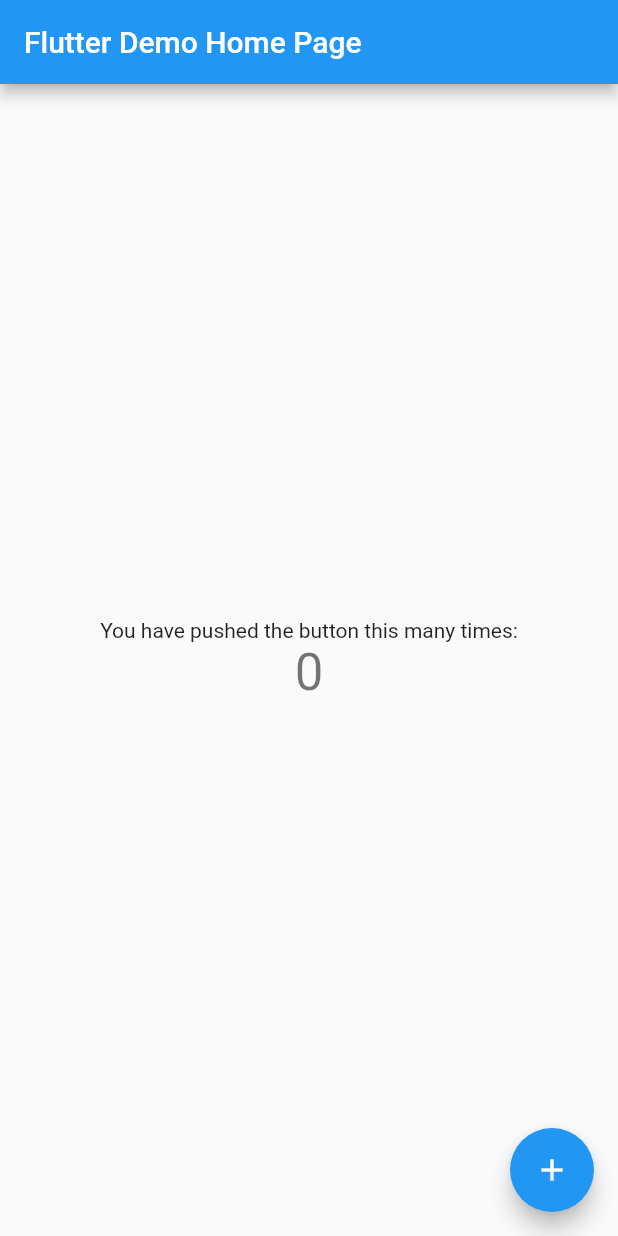
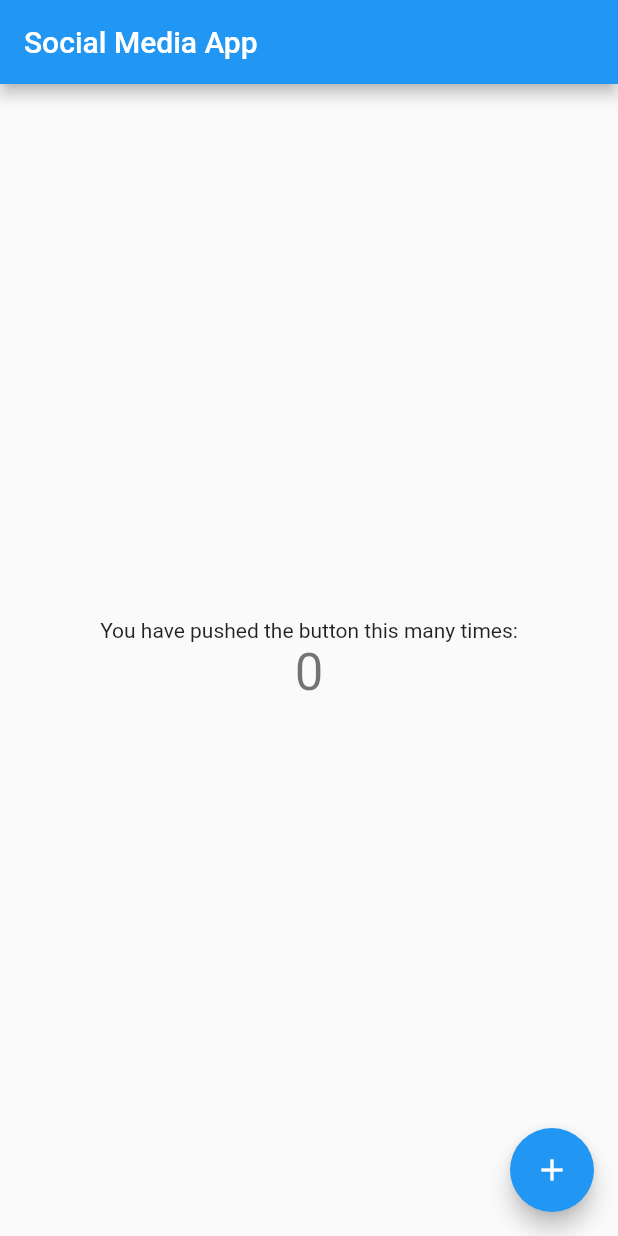
Before and after one commit to DeepeshKalura/social_media_app_flutter_with_backend, a Flutter app: the screen it shows after launch, on a phone screen of 412 x 824 dp. Run offline on Flutter 3.47's test engine with Material 2 defaults, Android fonts, the phone set to English and light mode, and no system bars.

Commit message:
added social media app

```diff
--- a/lib/main.dart
+++ b/lib/main.dart
@@ -14,7 +14,7 @@ class MyApp extends StatelessWidget {
       theme: ThemeData(
         primarySwatch: Colors.blue,
       ),
-      home: const MyHomePage(title: 'Flutter Demo Home Page'),
+      home: const MyHomePage(title: 'Social Media App'),
     );
   }
 }
```
